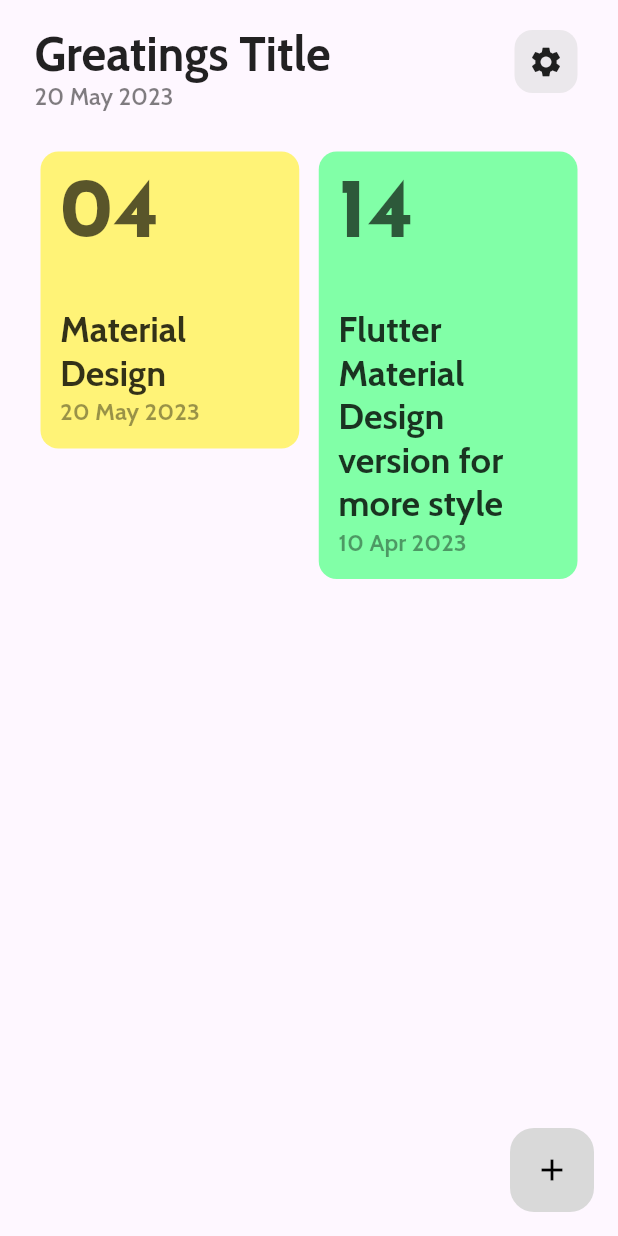
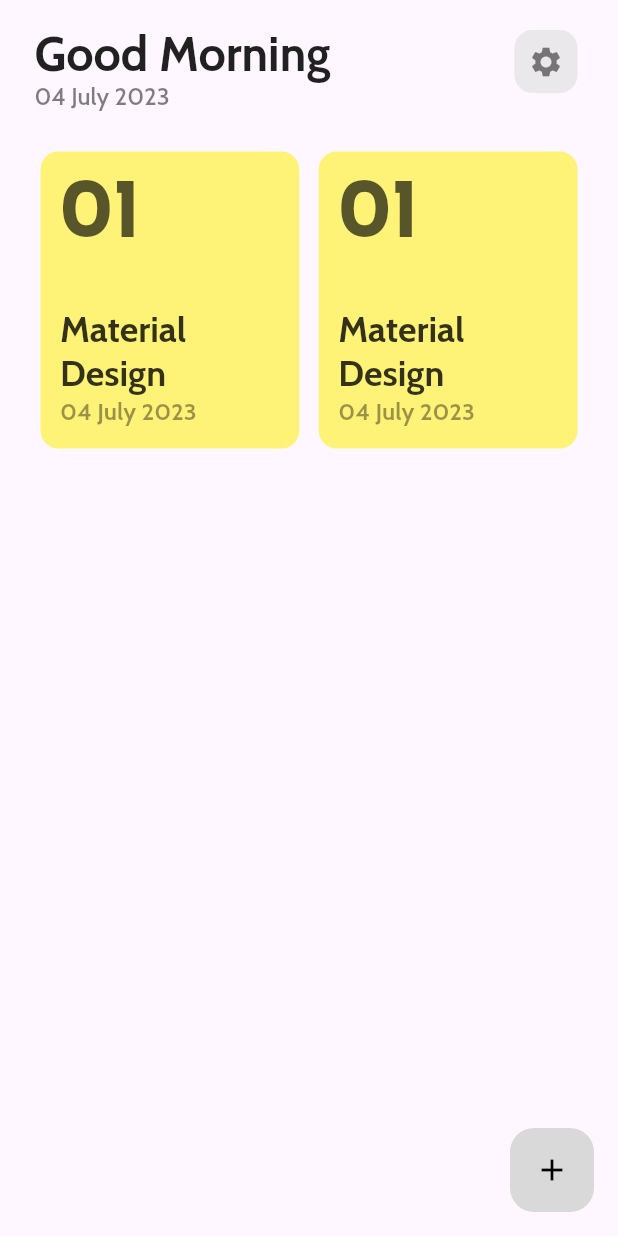
Before and after one commit to CerberusProgrammer/flynott, a Flutter app: the screen it shows after launch, on a phone screen of 412 x 824 dp. Run offline on Flutter 3.47's test engine with Material 2 defaults, Android fonts, the phone set to English and light mode, and no system bars; our stand-ins replace flutter_riverpod, go_router, google_fonts.

Commit message:
Providers implemented.

```diff
--- a/lib/components/components.dart
+++ b/lib/components/components.dart
@@ -1 +1,3 @@
+export 'package:flynott/components/screen/notes/display_note_screen.dart';
 export 'package:flynott/components/screen/home.dart';
+export 'package:flynott/components/screen/notes/category_notes_screen.dart';
--- /dev/null
+++ b/lib/components/providers/categories_notes_provider.dart
@@ -0,0 +1,37 @@
+import 'package:flutter_riverpod/flutter_riverpod.dart';
+import 'package:flynott/infrastructure/models/category_note.dart';
+import 'package:flynott/infrastructure/models/note.dart';
+import 'package:intl/intl.dart';
+
+final selectedNote = StateProvider<Note?>((ref) => null);
+
+final selectedCategory = StateProvider<CategoryNote?>((ref) => null);
+
+final categoriesNotes = StateProvider<List<CategoryNote>>(
+  (ref) {
+    List<CategoryNote> notes = [
+      CategoryNote(
+        date: DateFormat('dd MMMM yyyy').format(DateTime.now()),
+        notes: [
+          Note(title: 'title', date: 'date', content: 'content'),
+          Note(title: 'title', date: 'date', content: 'content'),
+          Note(title: 'title', date: 'date', content: 'content'),
+          Note(title: 'title', date: 'date', content: 'content'),
+          Note(title: 'title', date: 'date', content: 'content'),
+        ],
+        quantityNotes: 1,
+        title: 'Material Design',
+      ),
+      CategoryNote(
+        date: DateFormat('dd MMMM yyyy').format(DateTime.now()),
+        notes: [
+          Note(title: 'title', date: 'date', content: 'content'),
+        ],
+        quantityNotes: 1,
+        title: 'Material Design',
+      ),
+    ];
+
+    return notes;
+  },
+);
--- /dev/null
+++ b/lib/components/providers/home_provider.dart
@@ -0,0 +1,17 @@
+import 'package:flutter_riverpod/flutter_riverpod.dart';
+
+final greetingProvider = StateProvider((ref) {
+  final now = DateTime.now();
+  final hour = now.hour;
+  String greeting;
+
+  if (hour >= 8 && hour < 12) {
+    greeting = 'Good Morning';
+  } else if (hour >= 12 && hour < 20) {
+    greeting = 'Good Afternoon';
+  } else {
+    greeting = 'Good Night';
+  }
+
+  return greeting;
+});
--- /dev/null
+++ b/lib/components/providers/time_provider.dart
@@ -0,0 +1,5 @@
+import 'package:flutter_riverpod/flutter_riverpod.dart';
+import 'package:intl/intl.dart';
+
+final actualTime =
+    StateProvider((ref) => DateFormat('dd MMMM yyyy').format(DateTime.now()));
--- a/lib/components/screen/home.dart
+++ b/lib/components/screen/home.dart
@@ -1,22 +1,34 @@
+import 'package:flutter_riverpod/flutter_riverpod.dart';
 import 'package:flutter_staggered_grid_view/flutter_staggered_grid_view.dart';
 import 'package:flutter/material.dart';
+import 'package:flynott/components/components.dart';
+import 'package:flynott/components/providers/home_provider.dart';
+import 'package:flynott/components/providers/time_provider.dart';
 import 'package:flynott/components/widgets/shared/custom_appbar.dart';
+import 'package:flynott/infrastructure/models/category_note.dart';
+import 'package:go_router/go_router.dart';
 import 'package:google_fonts/google_fonts.dart';
 
-class Home extends StatelessWidget {
+import '../providers/categories_notes_provider.dart';
+
+class Home extends ConsumerWidget {
   const Home({super.key});
 
   static const appRouterName = 'home';
 
   @override
-  Widget build(BuildContext context) {
+  Widget build(BuildContext context, WidgetRef ref) {
+    String greetings = ref.watch(greetingProvider);
+    String time = ref.watch(actualTime);
+    List<CategoryNote> notes = ref.watch(categoriesNotes);
+
     return Scaffold(
       body: SingleChildScrollView(
         child: Column(
           children: [
-            const CustomAppbar(
-              title: 'Greatings Title',
-              date: '20 May 2023',
+            CustomAppbar(
+              title: greetings,
+              date: time,
               icon: Icons.settings,
             ),
             Padding(
@@ -25,20 +37,12 @@
                 crossAxisSpacing: 5,
                 mainAxisSpacing: 5,
                 crossAxisCount: 2,
-                children: const [
-                  CardCategoryNote(
-                    date: '20 May 2023',
-                    quantityNote: '04',
-                    titleNote: 'Material Design',
-                    color: Color(0xFFFFF377),
+                children: List.generate(
+                  notes.length,
+                  (index) => _CardCategoryNote(
+                    categoryNote: notes[index],
                   ),
-                  CardCategoryNote(
-                    date: '10 Apr 2023',
-                    quantityNote: '14',
-                    titleNote: 'Flutter Material Design version for more style',
-                    color: Color(0xFF81FFA7),
-                  ),
-                ],
+                ),
               ),
             )
           ],
@@ -58,29 +62,25 @@
   }
 }
 
-class CardCategoryNote extends StatelessWidget {
-  final String quantityNote;
-  final String titleNote;
-  final String date;
-  final Color color;
+class _CardCategoryNote extends ConsumerWidget {
+  final CategoryNote categoryNote;
 
-  const CardCategoryNote({
-    super.key,
-    required this.quantityNote,
-    required this.titleNote,
-    required this.date,
-    required this.color,
+  const _CardCategoryNote({
+    required this.categoryNote,
   });
 
   @override
-  Widget build(BuildContext context) {
+  Widget build(BuildContext context, WidgetRef ref) {
     return SizedBox(
       width: 200,
       child: Card(
         elevation: 0,
-        color: color,
+        color: categoryNote.color,
         child: InkWell(
-          onTap: () {},
+          onTap: () {
+            ref.read(selectedCategory.notifier).state = categoryNote;
+            context.pushNamed(CategoryNotesScreen.appRouterName);
+          },
           borderRadius: BorderRadius.circular(10),
           child: Column(
             crossAxisAlignment: CrossAxisAlignment.start,
@@ -88,7 +88,9 @@
               Padding(
                 padding: const EdgeInsets.fromLTRB(13, 15, 0, 0),
                 child: Text(
-                  quantityNote,
+                  categoryNote.quantityNotes < 10
+                      ? '0${categoryNote.quantityNotes}'
+                      : categoryNote.quantityNotes.toString(),
                   style: GoogleFonts.josefinSans(
                     fontSize: 56,
                     fontWeight: FontWeight.bold,
@@ -99,7 +101,7 @@
               Padding(
                 padding: const EdgeInsets.fromLTRB(13, 33, 13, 0),
                 child: Text(
-                  titleNote,
+                  categoryNote.title,
                   style: TextStyle(
                     fontSize: 24,
                     fontWeight: FontWeight.bold,
@@ -110,7 +112,7 @@
               Padding(
                 padding: const EdgeInsets.fromLTRB(13, 2, 13, 15),
                 child: Text(
-                  date,
+                  categoryNote.date,
                   style: TextStyle(
                     fontSize: 16,
                     fontWeight: FontWeight.bold,
--- a/lib/components/widgets/shared/custom_appbar.dart
+++ b/lib/components/widgets/shared/custom_appbar.dart
@@ -50,11 +50,14 @@
                   elevation: 0,
                   color: const Color(0xFFD9D9D9).withOpacity(0.5),
                   child: InkWell(
-                    onTap: () {},
+                    onTap: () {
+                      // TODO: search
+                    },
                     borderRadius: BorderRadius.circular(10),
                     child: Icon(
                       icon,
                       size: 24,
+                      color: Colors.black.withOpacity(.5),
                     ),
                   ),
                 ),
--- a/lib/config/router/app_router.dart
+++ b/lib/config/router/app_router.dart
@@ -1,10 +1,25 @@
 import 'package:flynott/components/components.dart';
 import 'package:go_router/go_router.dart';
 
-final appRouter = GoRouter(initialLocation: '/', routes: [
-  GoRoute(
-    path: '/',
-    name: Home.appRouterName,
-    builder: (context, state) => const Home(),
-  )
-]);
+final appRouter = GoRouter(
+  initialLocation: '/',
+  routes: [
+    GoRoute(
+      path: '/',
+      name: Home.appRouterName,
+      builder: (context, state) => const Home(),
+    ),
+    GoRoute(
+      path: '/${CategoryNotesScreen.appRouterName}',
+      name: CategoryNotesScreen.appRouterName,
+      builder: (context, state) => const CategoryNotesScreen(),
+      routes: [
+        GoRoute(
+          path: DisplayNoteScreen.appRouterName,
+          name: DisplayNoteScreen.appRouterName,
+          builder: (context, state) => const DisplayNoteScreen(),
+        ),
+      ],
+    ),
+  ],
+);
--- /dev/null
+++ b/lib/infrastructure/models/category_note.dart
@@ -0,0 +1,19 @@
+import 'dart:ui';
+
+import 'package:flynott/infrastructure/models/note.dart';
+
+class CategoryNote {
+  int quantityNotes;
+  String title;
+  String date;
+  List<Note> notes;
+  Color color;
+
+  CategoryNote({
+    required this.quantityNotes,
+    required this.title,
+    required this.date,
+    required this.notes,
+    this.color = const Color(0xFFFFF377),
+  });
+}
--- /dev/null
+++ b/lib/infrastructure/models/note.dart
@@ -0,0 +1,11 @@
+class Note {
+  String title;
+  String date;
+  String content;
+
+  Note({
+    required this.title,
+    required this.date,
+    required this.content,
+  });
+}
--- a/pubspec.yaml
+++ b/pubspec.yaml
@@ -15,6 +15,8 @@
   flutter_riverpod: ^2.3.6
   google_fonts: ^5.1.0
   flutter_staggered_grid_view: ^0.6.2
+  flutter_quill: ^7.2.11
+  intl: ^0.18.1
 
 dev_dependencies:
   flutter_test:
```
Also changed, not shown: lib/components/screen/notes/category_notes_screen.dart (added, +217 -0 lines), lib/components/screen/notes/display_note_screen.dart (added, +165 -0 lines), lib/components/providers/note_provider.dart (added), lib/components/providers/providers.dart (added), pubspec.lock, 6 other files.
